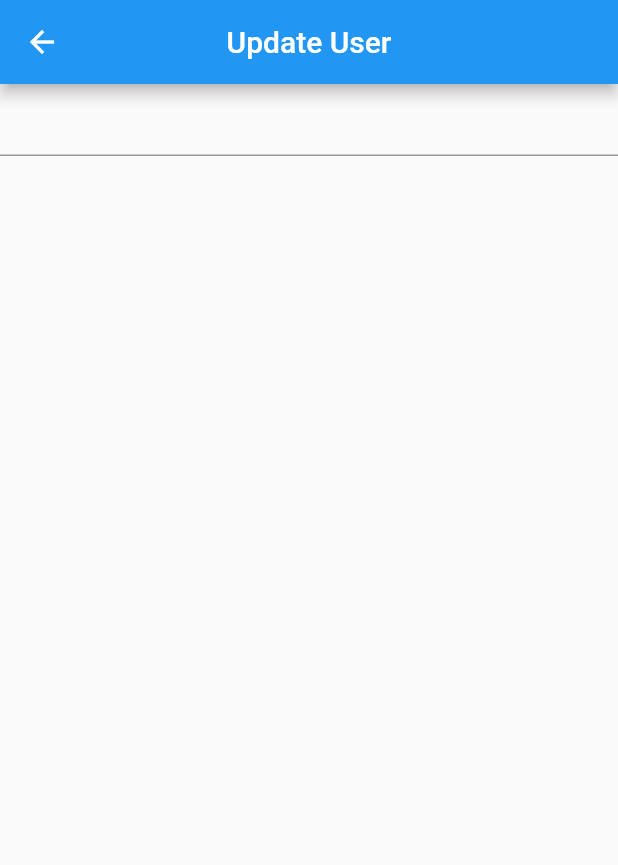
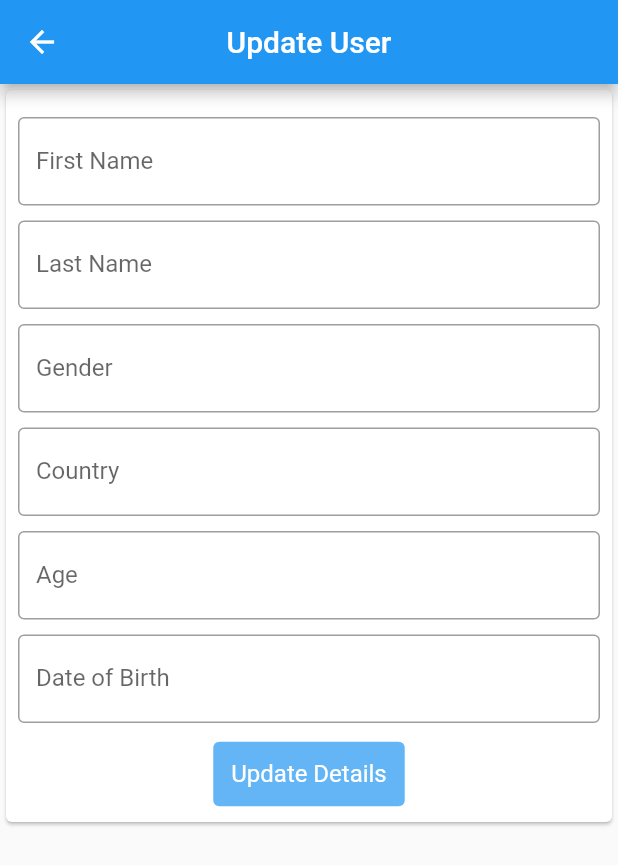
Before and after one commit to liyuKnow/flutter-drift-provider, a Flutter app: the screen it shows after launch, on a phone screen of 412 x 824 dp. Shown: the top 865 px of the screen. Run offline on Flutter 3.47's test engine with Material 2 defaults, Android fonts, the light colour scheme and no system bars; our stand-ins replace drift, permission_handler; missing offline and left inert: spreadsheet_decoder; accounts and stored records are empty.

Commit message:
edit user view, and user,updated location models

```diff
--- a/lib/src/controllers/files_controller.dart
+++ b/lib/src/controllers/files_controller.dart
@@ -84,4 +84,8 @@ class FilesController {
 
     //   getAllUserDetails();
   }
+
+  static pickFile() {
+    print("File Picker Logic");
+  }
 }
--- /dev/null
+++ b/lib/src/data/local/models/user_model.dart
@@ -0,0 +1,19 @@
+import 'package:drift/drift.dart';
+
+class User extends Table {
+  IntColumn get id => integer().autoIncrement()();
+  TextColumn get firstName => text().named('first_name')();
+  TextColumn get lastName => text().named('last_name')();
+  TextColumn get gender => text()();
+  TextColumn get country => text()();
+  BoolColumn get completed => boolean().withDefault(const Constant(false))();
+  IntColumn get age => integer()();
+  // DateTimeColumn get dateOfBirth => dateTime().named('date_of_birth')();
+}
+
+class UpdatedLocation extends Table {
+  IntColumn get id => integer().autoIncrement()();
+  TextColumn get lat => text().named('first_name')();
+  TextColumn get long => text().named('last_name')();
+  IntColumn get userId => integer().references(User, #id)();
+}
--- a/lib/src/widgets/screen/edit_screen.dart
+++ b/lib/src/widgets/screen/edit_screen.dart
@@ -1,4 +1,5 @@
 import 'package:flutter/material.dart';
+import 'package:intl/intl.dart';
 
 class EditUserScreen extends StatefulWidget {
   const EditUserScreen({super.key});
@@ -8,7 +9,14 @@ class EditUserScreen extends StatefulWidget {
 }
 
 class _EditUserScreenState extends State<EditUserScreen> {
-  TextEditingController nameController = TextEditingController();
+  TextEditingController firstNameController = TextEditingController();
+  TextEditingController lastNameController = TextEditingController();
+  TextEditingController genderController = TextEditingController();
+  TextEditingController countryController = TextEditingController();
+  TextEditingController ageController = TextEditingController();
+  TextEditingController dateOfBirthController = TextEditingController();
+  DateTime? _selectedDate;
+
   @override
   Widget build(BuildContext context) {
     return Scaffold(
@@ -16,19 +24,165 @@ class _EditUserScreenState extends State<EditUserScreen> {
         title: const Text("Update User"),
         centerTitle: true,
       ),
-      body: Column(
+      body: Card(
+          child: Padding(
+        padding: const EdgeInsets.all(8.0),
+        child: Column(
+          mainAxisSize: MainAxisSize.min,
           children: [
+            CustomFormField(
+              controller: firstNameController,
+              txtLabel: "First Name",
+            ),
+            CustomFormField(
+              controller: lastNameController,
+              txtLabel: "Last Name",
+            ),
+            CustomFormField(
+              controller: genderController,
+              txtLabel: "Gender",
+            ),
+            CustomFormField(
+              controller: countryController,
+              txtLabel: "Country",
+            ),
+            CustomFormField(
+              controller: ageController,
+              txtLabel: "Age",
+            ),
+            CustomDatePickerFormField(
+              controller: dateOfBirthController,
+              txtLabel: "Date of Birth",
+              callback: () => pickDateOfBirth(context),
+            ),
+            const SizedBox(
+              height: 10,
+            ),
+            Row(mainAxisAlignment: MainAxisAlignment.center, children: [
+              TextButton(
+                  style: TextButton.styleFrom(
+                      padding: const EdgeInsets.all(12),
+                      foregroundColor: Colors.white,
+                      backgroundColor: Colors.blue[300],
+                      textStyle: const TextStyle(
+                          fontSize: 15, fontWeight: FontWeight.w400)),
+                  onPressed: () async {
+                    // TODO : Update User Data With Location
+                    print("Test Button");
+                  },
+                  child: const Text(
+                    'Update Details',
+                    style: TextStyle(fontSize: 16),
+                  ))
+            ])
+          ],
+        ),
+      )),
+    );
+  }
+
+  Future<void> pickDateOfBirth(BuildContext context) async {
+    final initialDate = DateTime.now();
+    final newDate = await showDatePicker(
+        context: context,
+        initialDate: _selectedDate ?? initialDate,
+        firstDate: DateTime(DateTime.now().year - 100),
+        lastDate: DateTime(DateTime.now().year + 1),
+        builder: (context, child) => Theme(
+            data: ThemeData().copyWith(
+                colorScheme: const ColorScheme.light(
+                    primary: Colors.blue,
+                    onPrimary: Colors.white,
+                    onSurface: Colors.black),
+                dialogBackgroundColor: Colors.white),
+            child: child ?? const Text("")));
+
+    if (newDate == null) {
+      return;
+    }
+
+    setState(() {
+      _selectedDate = newDate;
+      String formattedDate = DateFormat('dd/MM/yyyy').format(newDate);
+      dateOfBirthController.text = formattedDate;
+    });
+  }
+}
+
+class CustomFormField extends StatelessWidget {
+  const CustomFormField({
+    super.key,
+    required this.controller,
+    required this.txtLabel,
+  });
+
+  final TextEditingController controller;
+  final String txtLabel;
+
+  @override
+  Widget build(BuildContext context) {
+    return Column(
+      children: [
+        SizedBox(
+          height: 10,
+        ),
         TextFormField(
-            controller: nameController,
+          controller: controller,
           keyboardType: TextInputType.name,
+          cursorHeight: 26,
+          decoration: InputDecoration(
+            hintText: 'Enter $txtLabel',
+            label: Text(txtLabel),
+            border: const OutlineInputBorder(),
+          ),
           validator: (value) {
             if (value == null || value.isEmpty) {
-                return 'Username can not be empty';
+              return '$txtLabel can not be empty';
             }
+            return null;
           },
-          )
+        ),
       ],
-      ),
     );
   }
 }
+
+class CustomDatePickerFormField extends StatelessWidget {
+  const CustomDatePickerFormField(
+      {super.key,
+      required this.controller,
+      required this.txtLabel,
+      required this.callback});
+
+  final TextEditingController controller;
+  final String txtLabel;
+  final VoidCallback callback;
+
+  @override
+  Widget build(BuildContext context) {
+    return Column(
+      children: [
+        const SizedBox(
+          height: 10,
+        ),
+        TextFormField(
+          controller: controller,
+          keyboardType: TextInputType.name,
+          cursorHeight: 26,
+          decoration: InputDecoration(
+            hintText: 'Enter $txtLabel',
+            label: Text(txtLabel),
+            border: const OutlineInputBorder(),
+          ),
+          validator: (value) {
+            if (value == null || value.isEmpty) {
+              return '$txtLabel can not be empty';
+            }
+            return null;
+          },
+          onTap: callback,
+        ),
+      ],
+    );
+  }
+}
--- a/lib/src/widgets/screen/home/popup_actions.dart
+++ b/lib/src/widgets/screen/home/popup_actions.dart
@@ -1,7 +1,7 @@
 import 'package:flutter/material.dart';
 import 'package:master_drift_provider/src/controllers/controllers.dart';
 
-enum MenuItems { import, export, sync }
+enum MenuItems { import, export, sync, pickFile }
 
 // class PopUpActions {
 PopupMenuButton<MenuItems> popupActions() {
@@ -9,13 +9,12 @@ PopupMenuButton<MenuItems> popupActions() {
       onSelected: (value) {
         if (value == MenuItems.import) {
           FilesController.loadData();
-          ;
         } else if (value == MenuItems.export) {
-          FilesController.loadData();
-          ; //  yellow comments
+          FilesController.loadData(); //  yellow comments
         } else if (value == MenuItems.sync) {
           FilesController.loadData();
-          ;
+        } else if (value == MenuItems.pickFile) {
+          FilesController.pickFile();
         }
       },
       itemBuilder: ((context) => [
--- a/pubspec.yaml
+++ b/pubspec.yaml
@@ -21,6 +21,7 @@ dependencies:
 
   permission_handler: ^10.2.0
   spreadsheet_decoder: ^2.1.1
+  intl: ^0.17.0
 
 dev_dependencies:
   flutter_test:
```
Also changed, not shown: pubspec.lock. Lines whose indentation alone changed are shown as unchanged.
